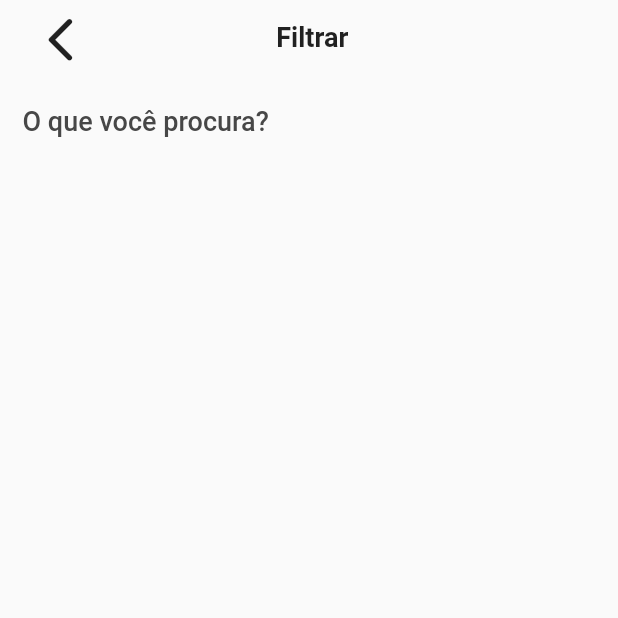
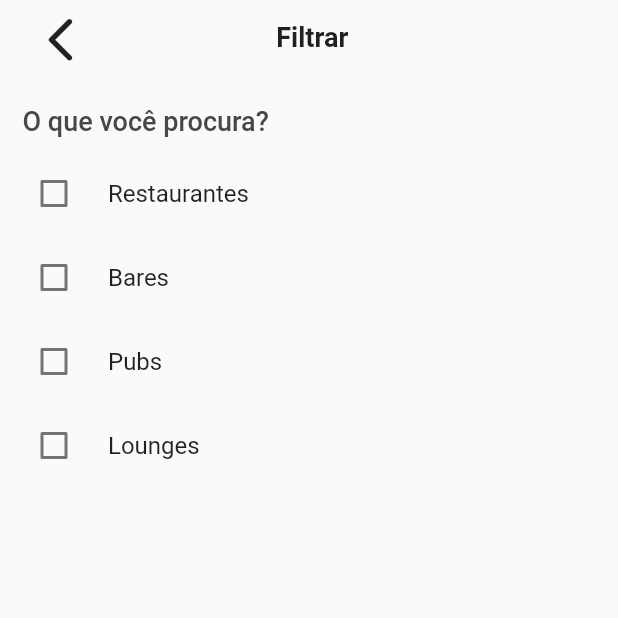
Before and after one commit to leooreina/lightz-app, a Flutter app: the FilterPage screen opened directly, on a phone screen of 412 x 824 dp, the top half of it. Run offline on Flutter 3.47's test engine with Material 2 defaults, Android fonts, the light colour scheme and no system bars; our stand-ins replace hexcolor; network calls fail.

Commit message:
implementing checkbox, missing column layout

```diff
--- /dev/null
+++ b/lib/interfaces/checkbox_model.dart
@@ -0,0 +1,6 @@
+class CheckBoxModel {
+  CheckBoxModel({required this.texto, this.marked = false});
+
+  String texto;
+  bool marked;
+}
--- a/lib/pages/filter_page.dart
+++ b/lib/pages/filter_page.dart
@@ -1,4 +1,6 @@
 import 'package:flutter/material.dart';
+import 'package:lightz/interfaces/checkbox_model.dart';
+import 'package:lightz/widgets/checkbox_widget.dart';
 import 'package:lightz/widgets/header_back_button_widget.dart';
 import 'package:lightz/widgets/header_widget.dart';
 
@@ -10,6 +12,12 @@ class FilterPage extends StatefulWidget {
 }
 
 class _FilterPageState extends State<FilterPage> {
+  final List<CheckBoxModel> itens = [
+    CheckBoxModel(texto: "Restaurantes"),
+    CheckBoxModel(texto: "Bares"),
+    CheckBoxModel(texto: "Pubs"),
+    CheckBoxModel(texto: "Lounges"),
+  ];
 
   @override
   Widget build(BuildContext context) {
@@ -18,7 +26,28 @@ class _FilterPageState extends State<FilterPage> {
       body: ListView(
         children: [
           HeaderBackButton(width: width, page: 'initial', title: 'Filtrar'),
-          const Header(title: 'O que você procura?', topMargin: 20)
+          const Header(title: 'O que você procura?', topMargin: 20),
+          Column(
+            children: [
+              CheckboxCustom(item: itens[0]),
+              CheckboxCustom(item: itens[1])
+            ],
+          ),
+          Column(
+            children: [
+              CheckboxCustom(item: itens[2]),
+              CheckboxCustom(item: itens[3])
+            ],
+          )
+          // Wrap(
+          //   alignment: WrapAlignment.end,
+          //   spacing: 10.0,
+          //   runSpacing: 2.0,
+          //   children: [
+          //     ,
+          //
+          //   ],
+          // )
         ],
       ),
     );
--- /dev/null
+++ b/lib/widgets/checkbox_widget.dart
@@ -0,0 +1,28 @@
+import 'package:flutter/material.dart';
+import 'package:hexcolor/hexcolor.dart';
+import 'package:lightz/interfaces/checkbox_model.dart';
+
+class CheckboxCustom extends StatefulWidget {
+  const CheckboxCustom({Key? key, required this.item}) : super(key: key);
+
+  final CheckBoxModel item;
+
+  @override
+  _CheckboxCustomState createState() => _CheckboxCustomState();
+}
+
+class _CheckboxCustomState extends State<CheckboxCustom> {
+  @override
+  Widget build(BuildContext context) {
+    return CheckboxListTile(
+        title: Text(widget.item.texto),
+        activeColor: HexColor('#C432A8'),
+        controlAffinity: ListTileControlAffinity.leading,
+        value: widget.item.marked,
+        onChanged: (bool? value) {
+          setState(() {
+            widget.item.marked = value!;
+          });
+        });
+  }
+}
```
